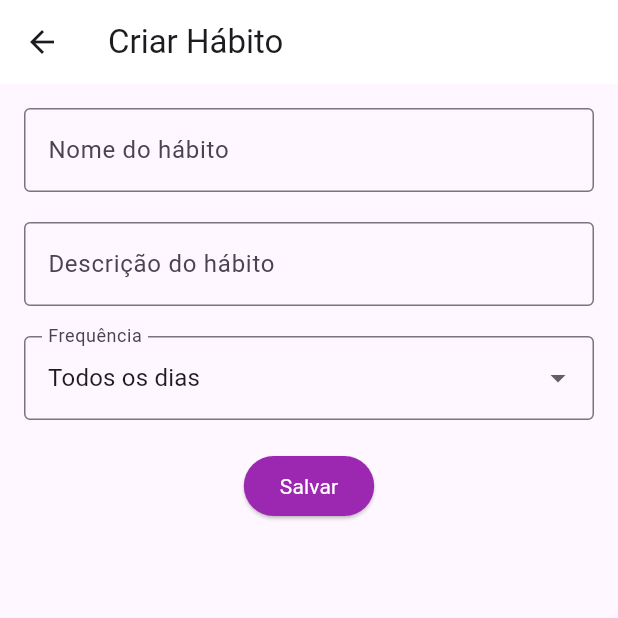
After one commit to AyrllanP/DSI, a Flutter app: the EntradaHabitosPage screen opened directly, on a phone screen of 412 x 824 dp, the top half of it. The commit adds this screen. Run offline on Flutter 3.47's test engine with Material 3 defaults, Android fonts, the phone set to English and light mode, and no system bars; our stand-ins replace cloud_firestore, firebase_auth, firebase_core, table_calendar; accounts and stored records are empty; generated files the repository leaves out were written again.

Commit message:
Página de hábitos

```diff
--- /dev/null
+++ b/lib/entrada_habitos.dart
@@ -0,0 +1,152 @@
+import 'package:flutter/material.dart';
+
+class EntradaHabitosPage extends StatefulWidget {
+  final String? habito; // Para editar nome do hábito existente
+  final String? descricao; // Para editar a descrição do hábito existente
+  final String? frequencia; // Para editar a frequência do hábito existente
+
+  const EntradaHabitosPage({
+    Key? key,
+    this.habito,
+    this.descricao,
+    this.frequencia,
+  }) : super(key: key);
+
+  @override
+  State<EntradaHabitosPage> createState() => _EntradaHabitosPageState();
+}
+
+class _EntradaHabitosPageState extends State<EntradaHabitosPage> {
+  late final TextEditingController _habitoController;
+  late final TextEditingController _descricaoController;
+  String? _frequenciaSelecionada = "Todos os dias";
+  final List<String> _diasSelecionados = [];
+
+  @override
+  void initState() {
+    super.initState();
+    _habitoController = TextEditingController(text: widget.habito);
+    _descricaoController = TextEditingController(text: widget.descricao);
+    _frequenciaSelecionada = widget.frequencia ?? "Todos os dias";
+  }
+
+  @override
+  void dispose() {
+    _habitoController.dispose();
+    _descricaoController.dispose();
+    super.dispose();
+  }
+
+  @override
+  Widget build(BuildContext context) {
+    return Scaffold(
+      appBar: AppBar(
+        title: Text(widget.habito == null ? "Criar Hábito" : "Editar Hábito"),
+        backgroundColor: Colors.white,
+      ),
+      body: Padding(
+        padding: const EdgeInsets.all(16.0),
+        child: Column(
+          children: [
+            // Nome do hábito
+            TextField(
+              controller: _habitoController,
+              decoration: const InputDecoration(
+                labelText: "Nome do hábito",
+                border: OutlineInputBorder(),
+              ),
+            ),
+            const SizedBox(height: 20),
+
+            // Descrição do hábito
+            TextField(
+              controller: _descricaoController,
+              decoration: const InputDecoration(
+                labelText: "Descrição do hábito",
+                border: OutlineInputBorder(),
+              ),
+            ),
+            const SizedBox(height: 20),
+
+            // Frequência do hábito
+            DropdownButtonFormField<String>(
+              value: _frequenciaSelecionada,
+              decoration: const InputDecoration(
+                labelText: "Frequência",
+                border: OutlineInputBorder(),
+              ),
+              items: const [
+                DropdownMenuItem(value: "Todos os dias", child: Text("Todos os dias")),
+                DropdownMenuItem(value: "1 vez na semana", child: Text("1 vez na semana")),
+                DropdownMenuItem(value: "3 vezes na semana", child: Text("3 vezes na semana")),
+              ],
+              onChanged: (value) {
+                setState(() {
+                  _frequenciaSelecionada = value;
+                });
+              },
+            ),
+            const SizedBox(height: 20),
+
+            // Seleção de dias (apenas para frequências semanais)
+            if (_frequenciaSelecionada == "1 vez na semana" ||
+                _frequenciaSelecionada == "3 vezes na semana") ...[
+              const Text(
+                "Selecione os dias:",
+                style: TextStyle(fontSize: 16, fontWeight: FontWeight.bold),
+              ),
+              Wrap(
+                spacing: 8,
+                children: ["dom", "seg", "ter", "qua", "qui", "sex", "sáb"]
+                    .map((dia) => ChoiceChip(
+                          label: Text(dia),
+                          selected: _diasSelecionados.contains(dia),
+                          onSelected: (selected) {
+                            setState(() {
+                              if (selected) {
+                                _diasSelecionados.add(dia);
+                              } else {
+                                _diasSelecionados.remove(dia);
+                              }
+                            });
+                          },
+                        ))
+                    .toList(),
+              ),
+              const SizedBox(height: 20),
+            ],
+
+            // Botão Salvar
+            ElevatedButton(
+              onPressed: () {
+                final novoHabito = _habitoController.text.trim();
+                final descricao = _descricaoController.text.trim();
+
+                if (novoHabito.isEmpty) {
+                  ScaffoldMessenger.of(context).showSnackBar(
+                    const SnackBar(
+                      content: Text("Por favor, insira um nome para o hábito."),
+                    ),
+                  );
+                  return;
+                }
+
+                Navigator.pop(context, {
+                  'habito': novoHabito,
+                  'descricao': descricao,
+                  'frequencia': _frequenciaSelecionada,
+                  'dias': _frequenciaSelecionada != "Todos os dias" ? _diasSelecionados : null,
+                });
+              },
+              style: ElevatedButton.styleFrom(
+                backgroundColor: Colors.purple,
+                foregroundColor: Colors.white,
+              ),
+              child: const Text("Salvar"),
+            ),
+          ],
+        ),
+      ),
+    );
+  }
+}
--- a/lib/pagina_inicial.dart
+++ b/lib/pagina_inicial.dart
@@ -5,12 +5,16 @@ import 'firebase_options.dart';
 import 'login.dart';
 import 'cadastro.dart';
 import 'notas_diarias.dart'; // Tela principal após login bem-sucedido
+import 'package:intl/date_symbol_data_local.dart';
 
 void main() async {
   WidgetsFlutterBinding.ensureInitialized();
   await Firebase.initializeApp(
     options: DefaultFirebaseOptions.currentPlatform,
   );
+
+  await initializeDateFormatting('pt_BR', null);
+
   runApp(const MoodJourneyApp());
 }
 
--- a/pubspec.yaml
+++ b/pubspec.yaml
@@ -30,6 +30,9 @@ environment:
 dependencies:
   flutter:
     sdk: flutter
+
+  table_calendar: ^3.2.0
+  intl: ^0.20.0
 
 
   # The following adds the Cupertino Icons font to your application.
```
Also changed, not shown: lib/habitos.dart (+148 -4 lines), pubspec.lock.
